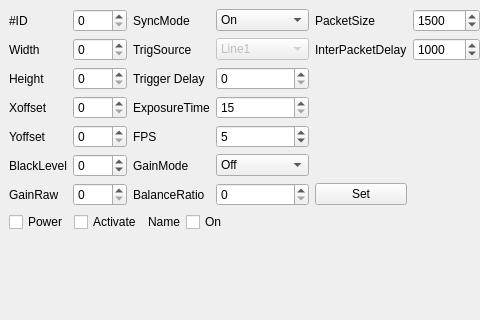
Above: gui/views/ui/widget_camera.ui from Saldenisov/pyconlyse before the change; both pictures show x 0 to 480 and y 0 to 320 of the 788 by 835 pixel window. Below: the same form after it.
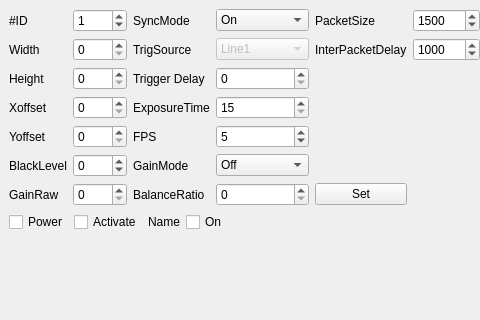
That is the form after the change.

```diff
--- a/gui/views/ui/widget_camera.ui
+++ b/gui/views/ui/widget_camera.ui
@@ -292,7 +292,11 @@
            </widget>
           </item>
           <item row="0" column="1">
-           <widget class="QSpinBox" name="spinBox_device_id"/>
+           <widget class="QSpinBox" name="spinBox_device_id">
+            <property name="value">
+             <number>1</number>
+            </property>
+           </widget>
           </item>
           <item row="5" column="2">
            <widget class="QLabel" name="label_gainmode">
```
Left out of the diff: 2 changed lines with no effect on the pictures.
